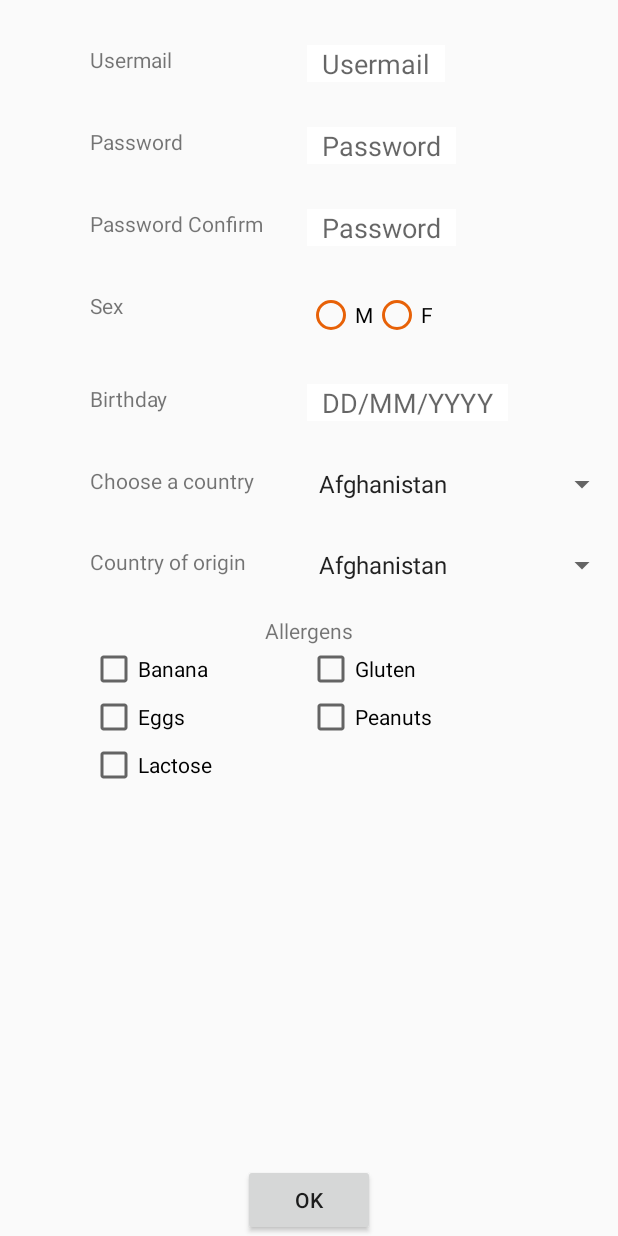
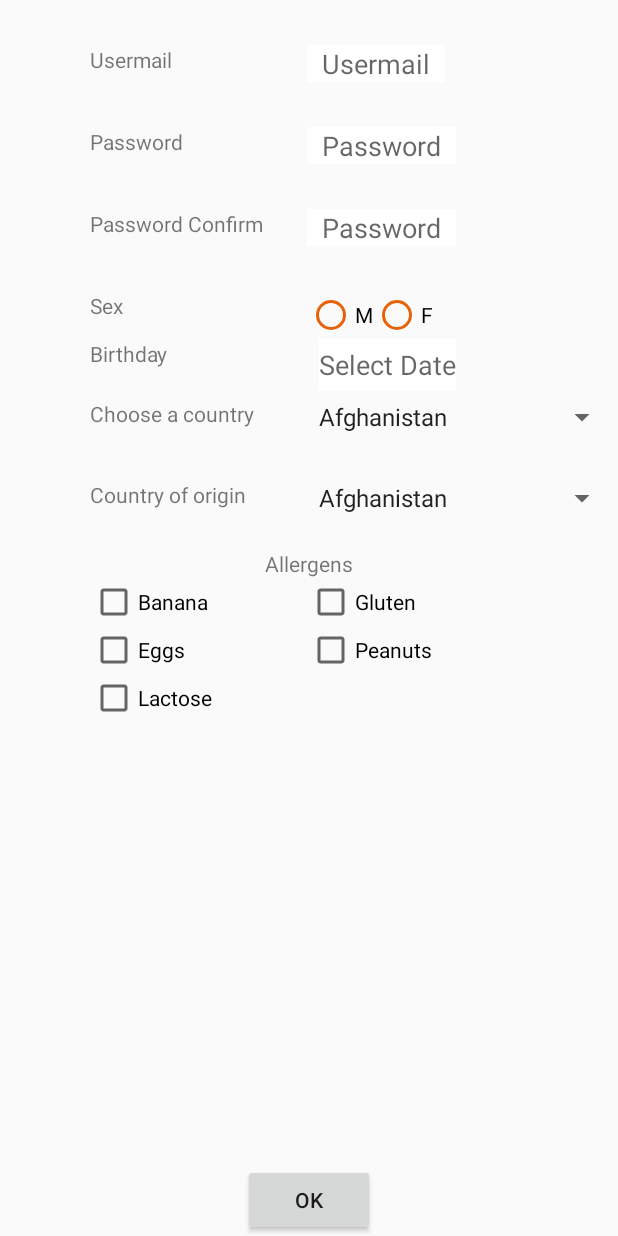
Before and after one commit to lodykas/LINSIF1225-GroupeV-EZMeal, an Android app: the CreateProfileActivity screen opened directly, with no data from a screen before it, on a phone screen of 412 x 824 dp. Run offline under Robolectric (Android 15) with nearby library versions, the light colour scheme and no system bars.

Commit message:
créer progile , bouton pour date

```diff
--- a/EZMeal/app/src/main/res/layout/activity_createprofile.xml
+++ b/EZMeal/app/src/main/res/layout/activity_createprofile.xml
@@ -102,34 +102,33 @@
         android:layout_alignLeft="@+id/usermaillog"
         android:text="@string/sex" />
 
+    <TextView
+        android:id="@+id/birth"
+        android:layout_width="wrap_content"
+        android:layout_height="wrap_content"
+        android:layout_alignLeft="@id/usermaillog"
+        android:layout_above="@+id/country"
+        android:layout_below="@+id/sexSelect"
+        android:text="Birthday"/>
     <EditText
         android:id="@+id/birthedit"
         android:layout_width="wrap_content"
         android:layout_height="wrap_content"
-        android:paddingLeft="10dp"
-        android:paddingRight="10dp"
-        android:hint="DD/MM/YYYY"
-        android:inputType="datetime"
-        android:layout_marginTop="30dp"
-        android:layout_alignLeft="@+id/usermailedit"
-        android:layout_below="@+id/sexSelect"
+        android:layout_alignRight="@+id/passwordedit2"
         android:background="@color/white"
-        />
+        android:hint="Select Date"
+        android:layout_marginBottom="5dp"
+        android:layout_above="@+id/country"
+        android:layout_below="@+id/sexSelect" />
 
-    <TextView
-        android:id="@+id/birth"
-        android:layout_width="wrap_content"
-        android:layout_height="wrap_content"
-        android:layout_alignTop="@+id/birthedit"
-        android:layout_alignLeft="@+id/usermaillog"
-        android:text="@string/birthday" />
+
     <Spinner
         android:id="@+id/spinner2"
         android:layout_width="wrap_content"
         android:layout_height="wrap_content"
-        android:layout_marginTop="30dp"
+        android:layout_marginTop="40dp"
         android:layout_alignLeft="@+id/usermailedit"
-        android:layout_below="@+id/birthedit">
+        android:layout_below="@+id/sexSelect">
 
     </Spinner>
 
```
Also changed, not shown: EZMeal/app/src/main/java/com/lsinf1225/ezmeal/ezmeal/CreateProfileActivity.java (+31 -1 lines).
